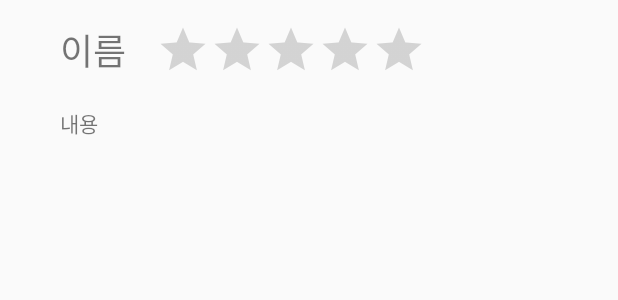
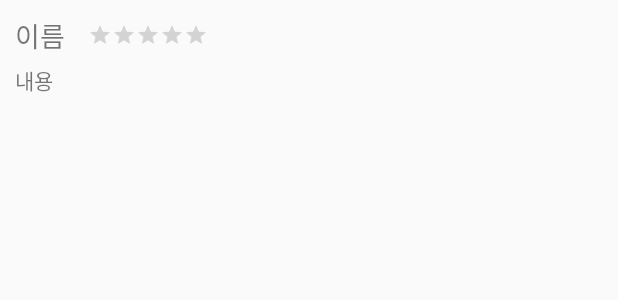
Before and after one commit to dasoopark/Coin-Karaoke-Room-Reservation-System, an Android app: the layout item_conoreview.xml on its own in the app's theme, with its tools: preview values and no code run, on a phone screen of 412 x 824 dp. Shown: the top 300 px of the screen. Run offline under Robolectric (Android 15) with nearby library versions, the phone set to English and light mode, and no system bars.

Commit message:
8/3 ~16:00

```diff
--- a/app/src/main/java/kr/co/korearental/dongno/infoReviewAdapter.kt
+++ b/app/src/main/java/kr/co/korearental/dongno/infoReviewAdapter.kt
@@ -8,6 +8,7 @@ import android.widget.RatingBar
 import android.widget.TextView
 import androidx.recyclerview.widget.RecyclerView
 import com.google.firebase.database.FirebaseDatabase
+import kotlinx.android.synthetic.main.selecthomeitemfragment.*
 
 class infoReviewAdapter(val context : Context, val ListReview : ArrayList<infoReview>) :
     RecyclerView.Adapter<infoReviewAdapter.Holder>(){
@@ -31,7 +32,8 @@ class infoReviewAdapter(val context : Context, val ListReview : ArrayList<infoRe
         val content = itemView?.findViewById<TextView>(R.id.txtcontent)
 
         fun bind(review : infoReview, context : Context){
-            conoName?.text=review.name
+            val tmp_name=review.name
+            conoName?.text=tmp_name.substring(0,1)+"*"+ tmp_name.substring(2,3)
             rating?.rating=review.rating
             content?.text=review.content
         }
--- a/app/src/main/res/layout/item_conoreview.xml
+++ b/app/src/main/res/layout/item_conoreview.xml
@@ -9,10 +9,10 @@
         android:id="@+id/txtname"
         android:layout_width="wrap_content"
         android:layout_height="wrap_content"
-        android:layout_marginStart="40dp"
-        android:layout_marginTop="15dp"
+        android:layout_marginStart="10dp"
+        android:layout_marginTop="10dp"
         android:text="이름"
-        android:textSize="24sp"
+        android:textSize="18sp"
         app:layout_constraintStart_toStartOf="parent"
         app:layout_constraintTop_toTopOf="parent" />
 
@@ -20,18 +20,20 @@
         android:id="@+id/txtcontent"
         android:layout_width="wrap_content"
         android:layout_height="wrap_content"
-        android:layout_marginStart="40dp"
-        android:layout_marginTop="20dp"
+        android:layout_marginStart="10dp"
+        android:layout_marginTop="5dp"
+        android:layout_marginBottom="5dp"
         android:text="내용"
+        app:layout_constraintBottom_toBottomOf="parent"
         app:layout_constraintStart_toStartOf="parent"
         app:layout_constraintTop_toBottomOf="@+id/txtname" />
 
     <RatingBar
         android:id="@+id/ratingBar"
-        style="@android:style/Widget.DeviceDefault.Light.RatingBar.Indicator"
+        style="@android:style/Widget.DeviceDefault.Light.RatingBar.Small"
         android:layout_width="wrap_content"
         android:layout_height="wrap_content"
-        android:layout_marginStart="20dp"
+        android:layout_marginStart="15dp"
         android:layout_marginTop="15dp"
         app:layout_constraintStart_toEndOf="@+id/txtname"
         app:layout_constraintTop_toTopOf="parent" />
```
Also changed, not shown: app/src/main/res/layout/selecthomeitemfragment.xml (+2 -5 lines).
